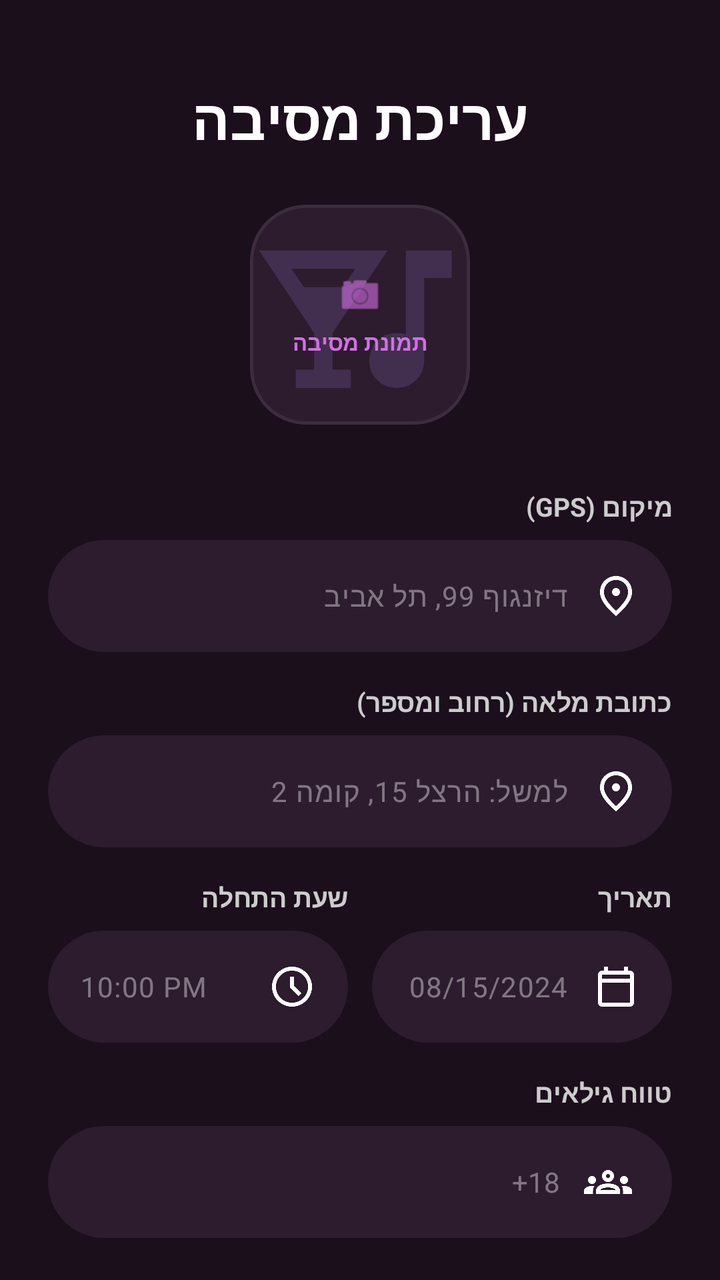
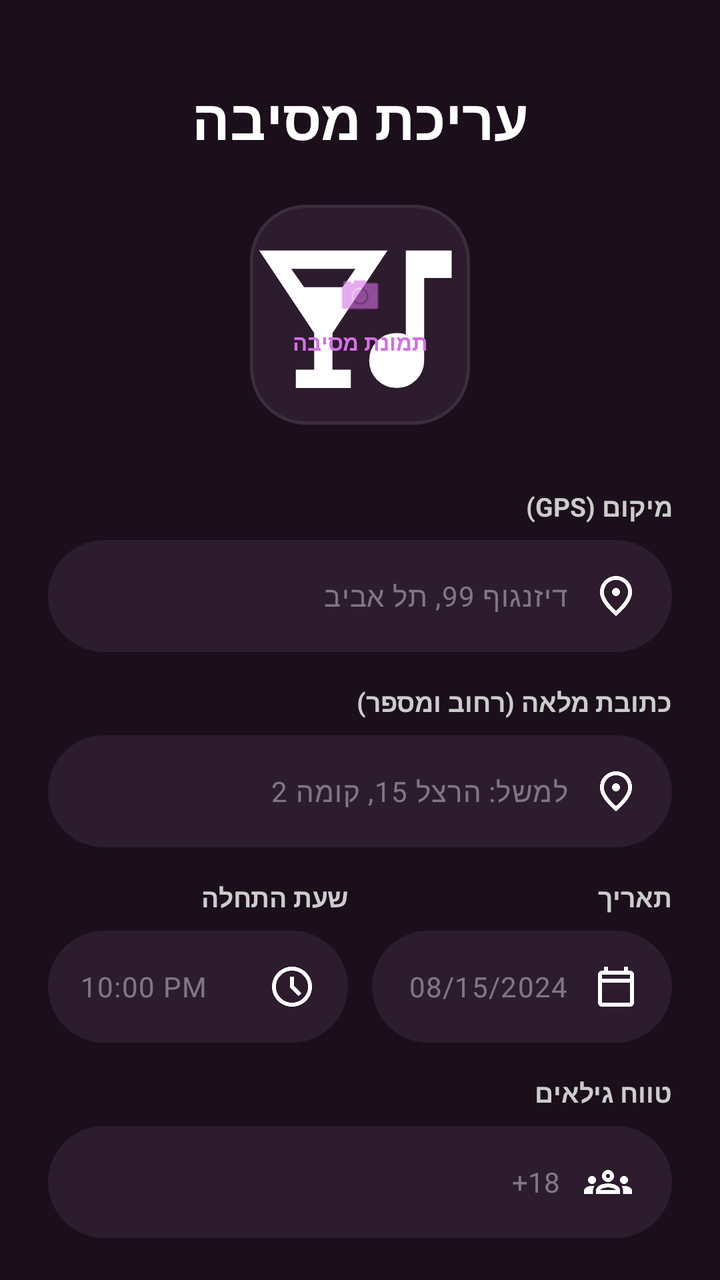

Two renders of the same Android screen: before a commit and after it. Below are the layout's source before the change and the commit's diff.
<!-- AndroidManifest.xml: application theme Theme.PartyLife -->
<!-- res/layout/activity_party_details_edit.xml -->
<?xml version="1.0" encoding="utf-8"?>
<ScrollView xmlns:android="http://schemas.android.com/apk/res/android"
    xmlns:app="http://schemas.android.com/apk/res-auto"
    xmlns:tools="http://schemas.android.com/tools"
    android:layout_width="match_parent"
    android:layout_height="match_parent"
    android:background="#1A0F1B"
    android:fillViewport="true"
    android:id="@+id/partyEdit"
    android:scrollbars="none">

    <androidx.constraintlayout.widget.ConstraintLayout
        android:id="@+id/main"
        android:layout_width="match_parent"
        android:layout_height="wrap_content"
        android:padding="24dp"
        android:layoutDirection="rtl">

        
        <TextView
            android:id="@+id/tvTitle"
            android:layout_width="wrap_content"
            android:layout_height="wrap_content"
            android:layout_marginTop="16dp"
            android:text="עריכת מסיבה"
            android:textColor="#FFFFFF"
            android:textSize="28sp"
            android:textStyle="bold"
            app:layout_constraintEnd_toEndOf="parent"
            app:layout_constraintStart_toStartOf="parent"
            app:layout_constraintTop_toTopOf="parent" />

        
        <com.google.android.material.card.MaterialCardView
            android:id="@+id/cvPartyImage"
            android:layout_width="110dp"
            android:layout_height="110dp"
            android:layout_marginTop="24dp"
            app:cardBackgroundColor="#2D1B2E"
            app:cardCornerRadius="28dp"
            app:strokeWidth="1.5dp"
            app:strokeColor="#3D2B3E"
            app:layout_constraintEnd_toEndOf="parent"
            app:layout_constraintStart_toStartOf="parent"
            app:layout_constraintTop_toBottomOf="@id/tvTitle">

            <RelativeLayout
                android:layout_width="match_parent"
                android:layout_height="match_parent">

                <ImageView
                    android:id="@+id/ivSelectedPartyImageE"
                    android:layout_width="match_parent"
                    android:layout_height="match_parent"
                    android:scaleType="centerCrop"
                    android:src="@drawable/partyicon"
                    android:alpha="0.2"
                    app:tint="#9575CD" />

                <LinearLayout
                    android:layout_width="wrap_content"
                    android:layout_height="wrap_content"
                    android:layout_centerInParent="true"
                    android:gravity="center"
                    android:orientation="vertical">

                    <ImageView
                        android:layout_width="24dp"
                        android:layout_height="24dp"
                        android:src="@android:drawable/ic_menu_camera"
                        app:tint="#D36FE4" />

                    <TextView
                        android:layout_width="wrap_content"
                        android:layout_height="wrap_content"
                        android:layout_marginTop="4dp"
                        android:text="תמונת מסיבה"
                        android:textColor="#D36FE4"
                        android:textSize="11sp"
                        android:textStyle="bold" />
                </LinearLayout>
            </RelativeLayout>
        </com.google.android.material.card.MaterialCardView>

        
        <TextView
            android:id="@+id/tvLocationLabel"
            android:layout_width="match_parent"
            android:layout_height="wrap_content"
            android:layout_marginTop="32dp"
            android:text="מיקום (GPS)"
            android:textColor="#CCCCCC"
            android:textSize="13sp"
            android:textStyle="bold"
            android:gravity="start"
            app:layout_constraintTop_toBottomOf="@id/cvPartyImage" />

        <com.google.android.material.textfield.TextInputLayout
            android:id="@+id/tilLocation"
            android:layout_width="match_parent"
            android:layout_height="wrap_content"
            android:layout_marginTop="8dp"
            app:hintEnabled="false"
            app:boxBackgroundColor="#2D1B2E"
            app:boxBackgroundMode="filled"
            app:boxCornerRadiusBottomEnd="28dp"
            app:boxCornerRadiusBottomStart="28dp"
            app:boxCornerRadiusTopEnd="28dp"
            app:boxCornerRadiusTopStart="28dp"
            app:boxStrokeWidth="0dp"
            app:layout_constraintTop_toBottomOf="@id/tvLocationLabel">

            <com.google.android.material.textfield.TextInputEditText
                android:id="@+id/etLocation"
                android:layout_width="match_parent"
                android:layout_height="56dp"
                android:hint="דיזנגוף 99, תל אביב"
                android:textColorHint="#66FFFFFF"
                android:textColor="#FFFFFF"
                android:textSize="14sp"
                android:gravity="center_vertical|start"
                android:drawableStart="@drawable/locationicon"
                android:drawablePadding="12dp"
                android:paddingStart="16dp"
                android:paddingEnd="16dp"
                android:background="@null" />
        </com.google.android.material.textfield.TextInputLayout>


        
        <TextView
            android:id="@+id/tvFullAddressLabel"
            android:layout_width="match_parent"
            android:layout_height="wrap_content"
            android:layout_marginTop="16dp"
            android:text="כתובת מלאה (רחוב ומספר)"
            android:textColor="#CCCCCC"
            android:textSize="13sp"
            android:textStyle="bold"
            android:gravity="start"
            app:layout_constraintTop_toBottomOf="@id/tilLocation" />

        <com.google.android.material.textfield.TextInputLayout
            android:id="@+id/tilFullAddress"
            android:layout_width="match_parent"
            android:layout_height="wrap_content"
            android:layout_marginTop="8dp"
            app:hintEnabled="false"
            app:boxBackgroundColor="#2D1B2E"
            app:boxBackgroundMode="filled"
            app:boxCornerRadiusBottomEnd="28dp"
            app:boxCornerRadiusBottomStart="28dp"
            app:boxCornerRadiusTopEnd="28dp"
            app:boxCornerRadiusTopStart="28dp"
            app:boxStrokeWidth="0dp"
            app:layout_constraintTop_toBottomOf="@id/tvFullAddressLabel">

            <com.google.android.material.textfield.TextInputEditText
                android:id="@+id/etFullAddress"
                android:layout_width="match_parent"
                android:layout_height="56dp"
                android:hint="למשל: הרצל 15, קומה 2"
                android:textColorHint="#66FFFFFF"
                android:textColor="#FFFFFF"
                android:textSize="14sp"
                android:gravity="center_vertical|start"
                android:drawableStart="@drawable/locationicon"
                android:drawablePadding="12dp"
                android:paddingStart="16dp"
                android:paddingEnd="16dp"
                android:background="@null" />
        </com.google.android.material.textfield.TextInputLayout>

        
        <LinearLayout
            android:id="@+id/rowDateTime"
            android:layout_width="match_parent"
            android:layout_height="wrap_content"
            android:layout_marginTop="16dp"
            android:orientation="horizontal"
            app:layout_constraintTop_toBottomOf="@id/tilFullAddress">

            
            <LinearLayout
                android:layout_width="0dp"
                android:layout_height="wrap_content"
                android:layout_weight="1"
                android:layout_marginEnd="12dp"
                android:orientation="vertical">

                <TextView
                    android:layout_width="wrap_content"
                    android:layout_height="wrap_content"
                    android:text="תאריך"
                    android:textColor="#CCCCCC"
                    android:textSize="13sp"
                    android:textStyle="bold" />

                <com.google.android.material.textfield.TextInputLayout
                    android:layout_width="match_parent"
                    android:layout_height="wrap_content"
                    android:layout_marginTop="8dp"
                    app:hintEnabled="false"
                    app:boxBackgroundColor="#2D1B2E"
                    app:boxBackgroundMode="filled"
                    app:boxCornerRadiusBottomEnd="28dp"
                    app:boxCornerRadiusBottomStart="28dp"
                    app:boxCornerRadiusTopEnd="28dp"
                    app:boxCornerRadiusTopStart="28dp"
                    app:boxStrokeWidth="0dp">

                    <com.google.android.material.textfield.TextInputEditText
                        android:id="@+id/etDate"
                        android:layout_width="match_parent"
                        android:layout_height="56dp"
                        android:hint="08/15/2024"
                        android:focusable="false"
                        android:clickable="true"
                        android:textColorHint="#66FFFFFF"
                        android:textColor="#FFFFFF"
                        android:textSize="14sp"
                        android:gravity="center_vertical|start"
                        android:drawableStart="@drawable/date_icon"
                        android:drawablePadding="12dp"
                        android:paddingStart="16dp"
                        android:paddingEnd="16dp"
                        android:background="@null" />
                </com.google.android.material.textfield.TextInputLayout>
            </LinearLayout>

            
            <LinearLayout
                android:layout_width="0dp"
                android:layout_height="wrap_content"
                android:layout_weight="1"
                android:orientation="vertical">

                <TextView
                    android:layout_width="wrap_content"
                    android:layout_height="wrap_content"
                    android:text="שעת התחלה"
                    android:textColor="#CCCCCC"
                    android:textSize="13sp"
                    android:textStyle="bold" />

                <com.google.android.material.textfield.TextInputLayout
                    android:layout_width="match_parent"
                    android:layout_height="wrap_content"
                    android:layout_marginTop="8dp"
                    app:hintEnabled="false"
                    app:boxBackgroundColor="#2D1B2E"
                    app:boxBackgroundMode="filled"
                    app:boxCornerRadiusBottomEnd="28dp"
                    app:boxCornerRadiusBottomStart="28dp"
                    app:boxCornerRadiusTopEnd="28dp"
                    app:boxCornerRadiusTopStart="28dp"
                    app:boxStrokeWidth="0dp">

                    <com.google.android.material.textfield.TextInputEditText
                        android:id="@+id/etTime"
                        android:layout_width="match_parent"
                        android:layout_height="56dp"
                        android:hint="10:00 PM"
                        android:focusable="false"
                        android:clickable="true"
                        android:textColorHint="#66FFFFFF"
                        android:textColor="#FFFFFF"
                        android:textSize="14sp"
                        android:gravity="center_vertical|start"
                        android:drawableStart="@drawable/time_icon"
                        android:drawablePadding="12dp"
                        android:paddingStart="16dp"
                        android:paddingEnd="16dp"
                        android:background="@null" />
                </com.google.android.material.textfield.TextInputLayout>
            </LinearLayout>
        </LinearLayout>

        
        <TextView
            android:id="@+id/tvAgeLabel"
            android:layout_width="match_parent"
            android:layout_height="wrap_content"
            android:layout_marginTop="16dp"
            android:text="טווח גילאים"
            android:textColor="#CCCCCC"
            android:textSize="13sp"
            android:textStyle="bold"
            android:gravity="start"
            app:layout_constraintTop_toBottomOf="@id/rowDateTime" />

        <com.google.android.material.textfield.TextInputLayout
            android:id="@+id/tilAge"
            android:layout_width="match_parent"
            android:layout_height="wrap_content"
            android:layout_marginTop="8dp"
            app:hintEnabled="false"
            app:boxBackgroundColor="#2D1B2E"
            app:boxBackgroundMode="filled"
            app:boxCornerRadiusBottomEnd="28dp"
            app:boxCornerRadiusBottomStart="28dp"
            app:boxCornerRadiusTopEnd="28dp"
            app:boxCornerRadiusTopStart="28dp"
            app:boxStrokeWidth="0dp"
            app:layout_constraintTop_toBottomOf="@id/tvAgeLabel">

            <AutoCompleteTextView
                android:id="@+id/inputAge"
                android:layout_width="match_parent"
                android:layout_height="56dp"
                android:hint="18+"
                android:inputType="none"
                android:textColor="#FFFFFF"
                android:textColorHint="#66FFFFFF"
                android:textSize="14sp"
                android:gravity="center_vertical|start"
                android:drawableStart="@drawable/groups_icon"
                android:drawablePadding="12dp"
                android:paddingStart="20dp"
                android:paddingEnd="20dp"
                android:background="@null" />
        </com.google.android.material.textfield.TextInputLayout>

        
        <TextView
            android:id="@+id/tvParkingLabel"
            android:layout_width="match_parent"
            android:layout_height="wrap_content"
            android:layout_marginTop="16dp"
            android:text="פרטי חניה"
            android:textColor="#CCCCCC"
            android:textSize="13sp"
            android:textStyle="bold"
            android:gravity="start"
            app:layout_constraintTop_toBottomOf="@id/tilAge" />

        <com.google.android.material.textfield.TextInputLayout
            android:id="@+id/tilParking"
            android:layout_width="match_parent"
            android:layout_height="wrap_content"
            android:layout_marginTop="8dp"
            app:hintEnabled="false"
            app:boxBackgroundColor="#2D1B2E"
            app:boxBackgroundMode="filled"
            app:boxCornerRadiusBottomEnd="28dp"
            app:boxCornerRadiusBottomStart="28dp"
            app:boxCornerRadiusTopEnd="28dp"
            app:boxCornerRadiusTopStart="28dp"
            app:boxStrokeWidth="0dp"
            app:layout_constraintTop_toBottomOf="@id/tvParkingLabel">

            <com.google.android.material.textfield.TextInputEditText
                android:id="@+id/etParking"
                android:layout_width="match_parent"
                android:layout_height="56dp"
                android:hint="חניון גורדון בתשלום"
                android:textColorHint="#66FFFFFF"
                android:textColor="#FFFFFF"
                android:textSize="14sp"
                android:gravity="center_vertical|start"
                android:paddingStart="20dp"
                android:paddingEnd="20dp"
                android:background="@null" />
        </com.google.android.material.textfield.TextInputLayout>

        
        <TextView
            android:id="@+id/tvDressCodeLabel"
            android:layout_width="match_parent"
            android:layout_height="wrap_content"
            android:layout_marginTop="16dp"
            android:text="קוד לבוש"
            android:textColor="#CCCCCC"
            android:textSize="13sp"
            android:textStyle="bold"
            android:gravity="start"
            app:layout_constraintTop_toBottomOf="@id/tilParking" />

        <com.google.android.material.textfield.TextInputLayout
            android:id="@+id/tilDressCode"
            android:layout_width="match_parent"
            android:layout_height="wrap_content"
            android:layout_marginTop="8dp"
            app:hintEnabled="false"
            app:boxBackgroundColor="#2D1B2E"
            app:boxBackgroundMode="filled"
            app:boxCornerRadiusBottomEnd="28dp"
            app:boxCornerRadiusBottomStart="28dp"
            app:boxCornerRadiusTopEnd="28dp"
            app:boxCornerRadiusTopStart="28dp"
            app:boxStrokeWidth="0dp"
            app:layout_constraintTop_toBottomOf="@id/tvDressCodeLabel">

            <com.google.android.material.textfield.TextInputEditText
                android:id="@+id/etDressCodeEdit"
                android:layout_width="match_parent"
                android:layout_height="56dp"
                android:hint="קז'ואל-אלגנט"
                android:textColorHint="#66FFFFFF"
                android:textColor="#FFFFFF"
                android:textSize="14sp"
                android:gravity="center_vertical|start"
                android:paddingStart="20dp"
                android:paddingEnd="20dp"
                android:background="@null" />
        </com.google.android.material.textfield.TextInputLayout>

        
        <TextView
            android:id="@+id/tvPhoneLabel"
            android:layout_width="match_parent"
            android:layout_height="wrap_content"
            android:layout_marginTop="16dp"
            android:text="טלפון מארגן"
            android:textColor="#CCCCCC"
            android:textSize="13sp"
            android:textStyle="bold"
            android:gravity="start"
            app:layout_constraintTop_toBottomOf="@id/tilDressCode" />

        <com.google.android.material.textfield.TextInputLayout
            android:id="@+id/tilPhone"
            android:layout_width="match_parent"
            android:layout_height="wrap_content"
            android:layout_marginTop="8dp"
            app:hintEnabled="false"
            app:boxBackgroundColor="#2D1B2E"
            app:boxBackgroundMode="filled"
            app:boxCornerRadiusBottomEnd="28dp"
            app:boxCornerRadiusBottomStart="28dp"
            app:boxCornerRadiusTopEnd="28dp"
            app:boxCornerRadiusTopStart="28dp"
            app:boxStrokeWidth="0dp"
            app:layout_constraintTop_toBottomOf="@id/tvPhoneLabel">

            <com.google.android.material.textfield.TextInputEditText
                android:id="@+id/etPhone"
                android:layout_width="match_parent"
                android:layout_height="56dp"
                android:hint="054-1234567"
                android:inputType="phone"
                android:textColorHint="#66FFFFFF"
                android:textColor="#FFFFFF"
                android:textSize="14sp"
                android:gravity="start|center_vertical"
                android:textDirection="rtl"
                android:drawableStart="@android:drawable/ic_menu_call"
                android:drawablePadding="12dp"
                android:paddingStart="20dp"
                android:paddingEnd="20dp"
                android:background="@null" />
        </com.google.android.material.textfield.TextInputLayout>

        
        <com.google.android.material.button.MaterialButton
            android:id="@+id/btnSaveChanges"
            android:layout_width="match_parent"
            android:layout_height="56dp"
            android:layout_marginTop="40dp"
            android:text="שמור שינויים"
            android:textColor="#FFFFFF"
            android:textSize="16sp"
            android:textStyle="bold"
            android:background="@drawable/button_gradient"
            app:backgroundTint="@null"
            app:cornerRadius="28dp"
            app:layout_constraintTop_toBottomOf="@id/tilPhone" />

        
        <com.google.android.material.button.MaterialButton
            android:id="@+id/btnViewEvents"
            android:layout_width="match_parent"
            android:layout_height="56dp"
            android:layout_marginTop="16dp"
            android:layout_marginBottom="24dp"
            android:text="צפייה באירועי הגעה"
            android:textColor="#EE2B9C"
            android:textSize="16sp"
            android:textStyle="bold"
            app:backgroundTint="@android:color/transparent"
            app:strokeColor="#EE2B9C"
            app:strokeWidth="2dp"
            app:cornerRadius="28dp"
            app:layout_constraintBottom_toBottomOf="parent"
            app:layout_constraintTop_toBottomOf="@id/btnSaveChanges" />

    </androidx.constraintlayout.widget.ConstraintLayout>

</ScrollView>
<!-- resources referenced by this layout -->
<resources>
  <!-- drawable button_gradient (drawable) -->
  <?xml version="1.0" encoding="utf-8"?>
  <shape xmlns:android="http://schemas.android.com/apk/res/android">
      <gradient
          android:startColor="#CC56E2"
          android:endColor="#BA39D5"
          android:angle="0"/>
      <corners android:radius="25dp"/>
  </shape>
  <!-- drawable date_icon (drawable) -->
  <vector xmlns:android="http://schemas.android.com/apk/res/android"
      android:width="24dp"
      android:height="24dp"
      android:viewportWidth="960"
      android:viewportHeight="960">
    <path
        android:pathData="M200,880q-33,0 -56.5,-23.5T120,800v-560q0,-33 23.5,-56.5T200,160h40v-80h80v80h320v-80h80v80h40q33,0 56.5,23.5T840,240v560q0,33 -23.5,56.5T760,880L200,880ZM200,800h560v-400L200,400v400ZM200,320h560v-80L200,240v80ZM200,320v-80,80Z"
        android:fillColor="#FFFFFF"/>
  </vector>
  <!-- drawable groups_icon (drawable) -->
  <vector xmlns:android="http://schemas.android.com/apk/res/android"
      android:width="24dp"
      android:height="24dp"
      android:viewportWidth="960"
      android:viewportHeight="960">
    <path
        android:pathData="M0,720v-63q0,-43 44,-70t116,-27q13,0 25,0.5t23,2.5q-14,21 -21,44t-7,48v65L0,720ZM240,720v-65q0,-32 17.5,-58.5T307,550q32,-20 76.5,-30t96.5,-10q53,0 97.5,10t76.5,30q32,20 49,46.5t17,58.5v65L240,720ZM780,720v-65q0,-26 -6.5,-49T754,563q11,-2 22.5,-2.5t23.5,-0.5q72,0 116,26.5t44,70.5v63L780,720ZM325,640h311q-10,-20 -55.5,-35T480,590q-55,0 -100.5,15T325,640ZM160,520q-33,0 -56.5,-23.5T80,440q0,-34 23.5,-57t56.5,-23q34,0 57,23t23,57q0,33 -23,56.5T160,520ZM800,520q-33,0 -56.5,-23.5T720,440q0,-34 23.5,-57t56.5,-23q34,0 57,23t23,57q0,33 -23,56.5T800,520ZM480,480q-50,0 -85,-35t-35,-85q0,-51 35,-85.5t85,-34.5q51,0 85.5,34.5T600,360q0,50 -34.5,85T480,480ZM480,400q17,0 28.5,-11.5T520,360q0,-17 -11.5,-28.5T480,320q-17,0 -28.5,11.5T440,360q0,17 11.5,28.5T480,400ZM481,640ZM480,360Z"
        android:fillColor="#FFFFFF"/>
  </vector>
  <!-- drawable locationicon (drawable) -->
  <vector xmlns:android="http://schemas.android.com/apk/res/android"
      android:width="24dp"
      android:height="24dp"
      android:viewportWidth="960"
      android:viewportHeight="960">
    <path
        android:pathData="M480,480q33,0 56.5,-23.5T560,400q0,-33 -23.5,-56.5T480,320q-33,0 -56.5,23.5T400,400q0,33 23.5,56.5T480,480ZM480,774q122,-112 181,-203.5T720,408q0,-109 -69.5,-178.5T480,160q-101,0 -170.5,69.5T240,408q0,71 59,162.5T480,774ZM480,880Q319,743 239.5,625.5T160,408q0,-150 96.5,-239T480,80q127,0 223.5,89T800,408q0,100 -79.5,217.5T480,880ZM480,400Z"
        android:fillColor="#FFFFFF"/>
  </vector>
  <!-- drawable partyicon (drawable) -->
  <vector xmlns:android="http://schemas.android.com/apk/res/android"
      android:width="24dp"
      android:height="24dp"
      android:viewportWidth="960"
      android:viewportHeight="960">
    <path
        android:pathData="M200,800v-80h80v-160L40,200h560L360,560v160h80v80L200,800ZM236,360h168l56,-80L180,280l56,80ZM640,800q-50,0 -85,-35t-35,-85q0,-50 35,-85t85,-35q11,0 21,1.5t19,6.5v-368h200v120L760,320v360q0,50 -35,85t-85,35Z"
        android:fillColor="#FFFFFF"/>
  </vector>
  <!-- drawable time_icon (drawable) -->
  <vector xmlns:android="http://schemas.android.com/apk/res/android"
      android:width="24dp"
      android:height="24dp"
      android:viewportWidth="960"
      android:viewportHeight="960">
    <path
        android:pathData="m612,668 l56,-56 -148,-148v-184h-80v216l172,172ZM480,880q-83,0 -156,-31.5T197,763q-54,-54 -85.5,-127T80,480q0,-83 31.5,-156T197,197q54,-54 127,-85.5T480,80q83,0 156,31.5T763,197q54,54 85.5,127T880,480q0,83 -31.5,156T763,763q-54,54 -127,85.5T480,880ZM480,480ZM480,800q133,0 226.5,-93.5T800,480q0,-133 -93.5,-226.5T480,160q-133,0 -226.5,93.5T160,480q0,133 93.5,226.5T480,800Z"
        android:fillColor="#FFFFFF"/>
  </vector>
  <style name="Theme.PartyLife" parent="Base.Theme.PartyLife" />
  <style name="Base.Theme.PartyLife" parent="Theme.Material3.Dark.NoActionBar">
        
  
      </style>
</resources>

<!-- the commit's change to res/layout/activity_party_details_edit.xml (unified diff, before → after) -->
@@ -54,8 +54,8 @@
                     android:layout_height="match_parent"
                     android:scaleType="centerCrop"
                     android:src="@drawable/partyicon"
-                    android:alpha="0.2"
-                    app:tint="#9575CD" />
+                    android:alpha="1.0"
+                    android:visibility="visible" />
 
                 <LinearLayout
                     android:layout_width="wrap_content"
